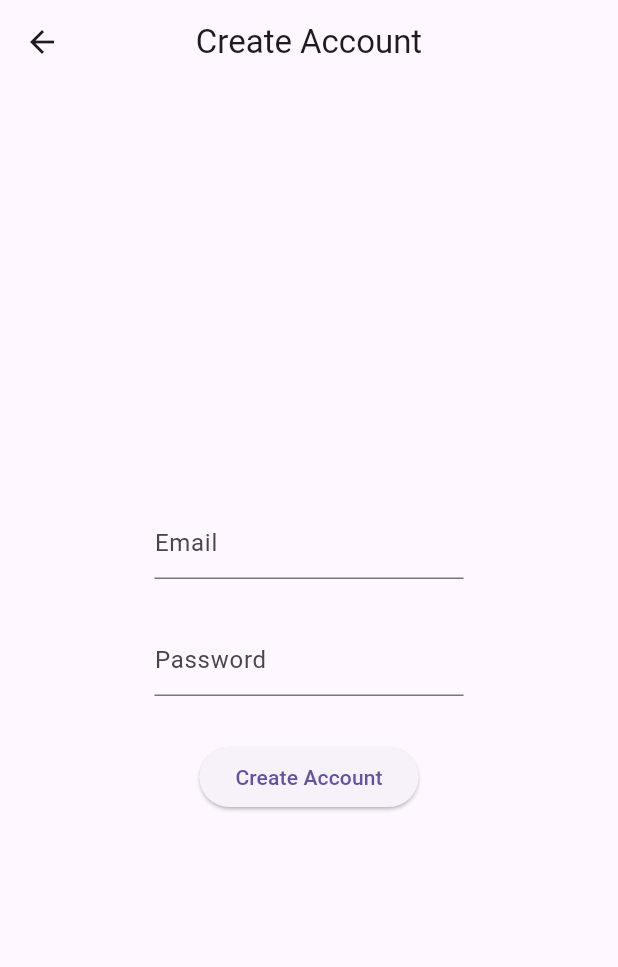
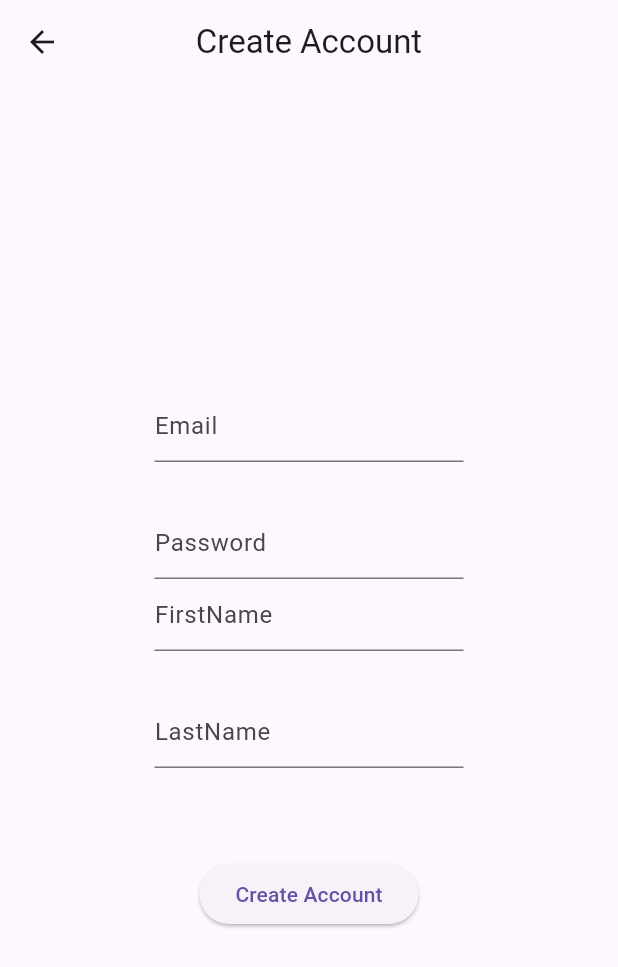
Before and after one commit to NielsMinssen/myapp, a Flutter app: the UserInformationDrawer widget shown alone on an empty page, opened directly, after a tap on "Logout", after a tap on "Create Account", on a phone screen of 412 x 824 dp. Shown: the top 967 px of the screen. Run offline on Flutter 3.47's test engine with Material 3 defaults, Android fonts, the phone set to English and light mode, and no system bars; our stand-ins replace cloud_firestore, firebase_auth, firebase_core; missing offline and left inert: countries_world_map; accounts and stored records are empty; network calls fail.

Commit message:
lastname and first names work

```diff
--- a/lib/create_account.dart
+++ b/lib/create_account.dart
@@ -1,6 +1,7 @@
 import 'auth_service.dart';
 import 'main.dart';
 import 'package:flutter/material.dart';
+import 'data_manager.dart';
 
 class CreateAccount extends StatefulWidget {
   const CreateAccount({Key? key}) : super(key: key);
@@ -10,6 +11,8 @@ class CreateAccount extends StatefulWidget {
 }
 
 class _CreateAccountState extends State<CreateAccount> {
+  final TextEditingController _firstNameController = TextEditingController();
+  final TextEditingController _lastNameController = TextEditingController();
   final TextEditingController _emailController = TextEditingController();
   final TextEditingController _passwordController = TextEditingController();
 
@@ -44,6 +47,26 @@ class _CreateAccountState extends State<CreateAccount> {
                 ),
               ),
             ),
+            SizedBox(
+              width: MediaQuery.of(context).size.width / 2,
+              child: TextField(
+                controller: _firstNameController,
+                decoration: const InputDecoration(hintText: 'FirstName'),
+              ),
+            ),
+            const SizedBox(
+              height: 30.0,
+            ),
+            SizedBox(
+              width: MediaQuery.of(context).size.width / 2,
+              child: TextField(
+                controller: _lastNameController,
+                decoration: const InputDecoration(hintText: 'LastName'),
+              ),
+            ),
+            const SizedBox(
+              height: 30.0,
+            ),
             const SizedBox(
               height: 30.0,
             ),
@@ -54,6 +77,8 @@ class _CreateAccountState extends State<CreateAccount> {
                   password: _passwordController.text,
                 );
                 if (message!.contains('Success')) {
+                 await FirestoreService().saveFirstName(_firstNameController.text);
+                 await FirestoreService().saveLastName(_lastNameController.text);
                   Navigator.of(context).pushReplacement(
                       MaterialPageRoute(builder: (context) =>  MyHomePage()));
                 }
--- a/lib/data_manager.dart
+++ b/lib/data_manager.dart
@@ -7,9 +7,53 @@ class FirestoreService {
   Future<void> saveVisitedCountries(Set<String> countries) async {
     String? userId = FirebaseAuth.instance.currentUser?.uid;
     if (userId != null) {
-      await _db.collection('users').doc(userId).set({
+      await _db.collection('users').doc(userId).update({
         'visitedCountries': countries,
       });
+    }
+  }
+
+  Future<void> saveFirstName(String firstName) async {
+    String? userId = FirebaseAuth.instance.currentUser?.uid;
+    if (userId != null) {
+      await _db.collection('users').doc(userId).set({
+        'firstName': firstName,
+      });
+    }
+  }
+
+  Future<void> saveLastName(String lastName) async {
+    String? userId = FirebaseAuth.instance.currentUser?.uid;
+    if (userId != null) {
+      await _db.collection('users').doc(userId).update({
+        'lastName': lastName,
+      });
+    }
+  }
+
+  Future<String> getFirstName() async {
+    String? userId = FirebaseAuth.instance.currentUser?.uid;
+    if (userId != null) {
+      DocumentSnapshot snapshot =
+          await _db.collection('users').doc(userId).get();
+      String res = snapshot.get('firstName');
+      return res;
+    } else {
+      print('No user ID found, returning empty set.');
+      return ''; // Return an empty String if userId is null
+    }
+  }
+
+    Future<String> getLastName() async {
+    String? userId = FirebaseAuth.instance.currentUser?.uid;
+    if (userId != null) {
+      DocumentSnapshot snapshot =
+          await _db.collection('users').doc(userId).get();
+      String res = snapshot.get('lastName');
+      return res;
+    } else {
+      print('No user ID found, returning empty set.');
+      return ''; // Return an empty String if userId is null
     }
   }
 
--- a/lib/user_information.dart
+++ b/lib/user_information.dart
@@ -1,5 +1,6 @@
 import "package:flutter/material.dart";
 import 'package:firebase_auth/firebase_auth.dart';
+import 'package:myapp/data_manager.dart';
 import 'package:myapp/login.dart';
 
 class UserInformationDrawer extends StatelessWidget {
@@ -12,15 +13,31 @@ class UserInformationDrawer extends StatelessWidget {
         padding: EdgeInsets.zero,
         children: [
           UserAccountsDrawerHeader(
-            accountName: Text(user != null && user.displayName != null && user.displayName!.isNotEmpty
-                ? user.displayName!
-                : 'Guest'),
+            accountName: FutureBuilder<String>(
+              future: FirestoreService().getFirstName(),
+              builder: (context, snapshot) {
+                if (snapshot.connectionState == ConnectionState.done) {
+                  return Text(
+                      snapshot.data ?? 'No Name'); // Show name if loaded
+                }
+                return const Text(
+                    'Loading...'); // Show loading text while waiting
+              },
+            ),
             accountEmail: Text(user?.email ?? 'No email'),
             currentAccountPicture: CircleAvatar(
               // Ensure we check for null or empty before accessing substring
-              child: Text(user != null && user.displayName != null && user.displayName!.isNotEmpty
-                  ? user.displayName!.substring(0, 1)
-                  : 'G'),
+              child: FutureBuilder<String>(
+                future: FirestoreService().getFirstName(),
+                builder: (context, snapshot) {
+                  if (snapshot.connectionState == ConnectionState.done) {
+                    return Text(
+                        snapshot.data ?? 'No Name'); // Show name if loaded
+                  }
+                  return const Text(
+                      'Loading...'); // Show loading text while waiting
+                },
+              ),
             ),
             // Optional: Provide an additional decoration if needed
             decoration: BoxDecoration(color: Colors.blue),
@@ -31,10 +48,10 @@ class UserInformationDrawer extends StatelessWidget {
             onTap: () async {
               await FirebaseAuth.instance.signOut();
               Navigator.of(context).pushReplacement(
-                    MaterialPageRoute(
-                      builder: (context) => const LoginScreen(),
-                    ),
-                  ); // Close the drawer
+                MaterialPageRoute(
+                  builder: (context) => const LoginScreen(),
+                ),
+              ); // Close the drawer
             },
           ),
           // ... add other list tiles for navigation
```
